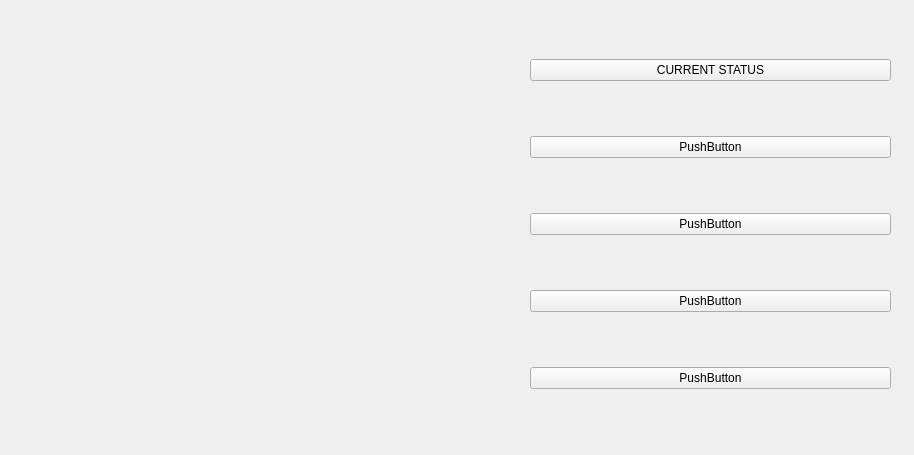
First picture: the form in app/topwindow.ui, repository uos3/telemetry-app, before the edit.
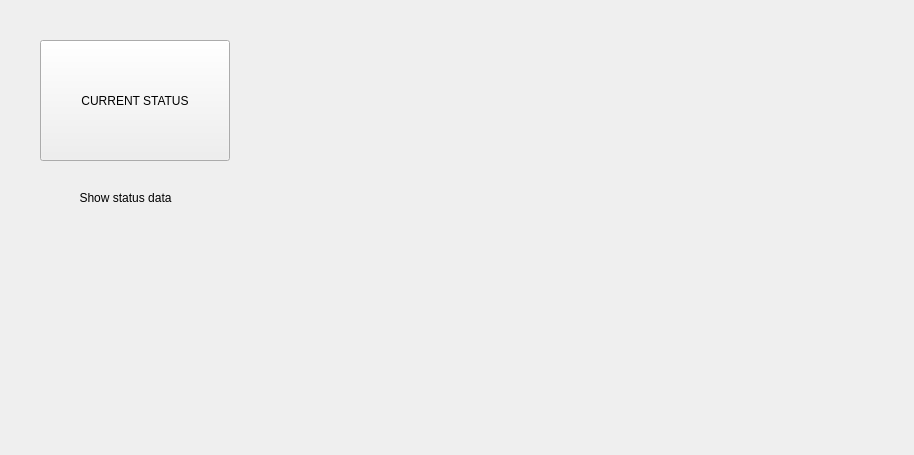
Second picture: the form after the edit.

Commit message: Change UI of top window to remove extra buttons

The edit to the form file:
```diff
--- a/app/topwindow.ui
+++ b/app/topwindow.ui
@@ -13,52 +13,34 @@
   <property name="windowTitle">
    <string>Form</string>
   </property>
-  <widget class="QWidget" name="layoutWidget">
+  <widget class="QPushButton" name="CurrentStatusButton">
    <property name="geometry">
     <rect>
-     <x>530</x>
-     <y>10</y>
-     <width>361</width>
-     <height>431</height>
+     <x>40</x>
+     <y>40</y>
+     <width>190</width>
+     <height>121</height>
     </rect>
    </property>
-   <layout class="QVBoxLayout" name="verticalLayout">
-    <item>
-     <widget class="QPushButton" name="CurrentStatusButton">
-      <property name="text">
-       <string>CURRENT STATUS</string>
-      </property>
-     </widget>
-    </item>
-    <item>
-     <widget class="QPushButton" name="pushButton_2">
-      <property name="text">
-       <string>PushButton</string>
-      </property>
-     </widget>
-    </item>
-    <item>
-     <widget class="QPushButton" name="pushButton_3">
-      <property name="text">
-       <string>PushButton</string>
-      </property>
-     </widget>
-    </item>
-    <item>
-     <widget class="QPushButton" name="pushButton_4">
-      <property name="text">
-       <string>PushButton</string>
-      </property>
-     </widget>
-    </item>
-    <item>
-     <widget class="QPushButton" name="pushButton_5">
-      <property name="text">
-       <string>PushButton</string>
-      </property>
-     </widget>
-    </item>
-   </layout>
+   <property name="text">
+    <string>CURRENT STATUS</string>
+   </property>
+  </widget>
+  <widget class="QLabel" name="label">
+   <property name="geometry">
+    <rect>
+     <x>70</x>
+     <y>190</y>
+     <width>111</width>
+     <height>16</height>
+    </rect>
+   </property>
+   <property name="text">
+    <string>Show status data</string>
+   </property>
+   <property name="alignment">
+    <set>Qt::AlignCenter</set>
+   </property>
   </widget>
  </widget>
  <resources/>
```
